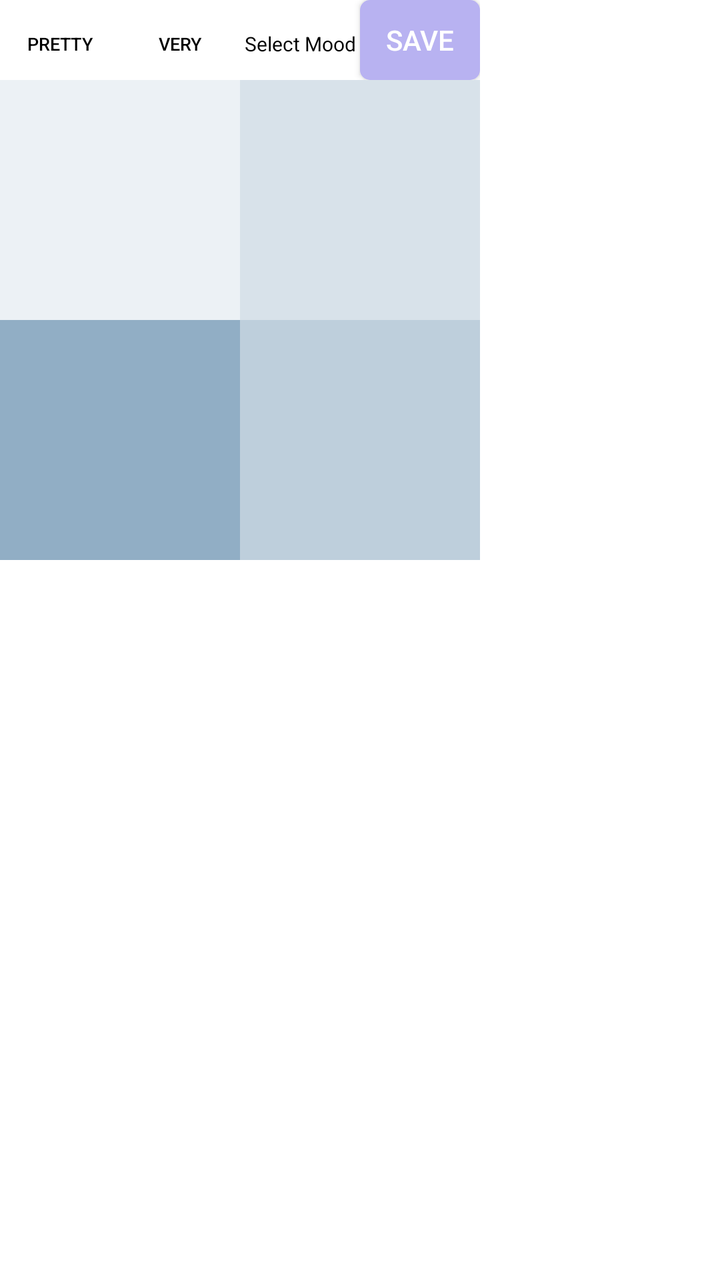
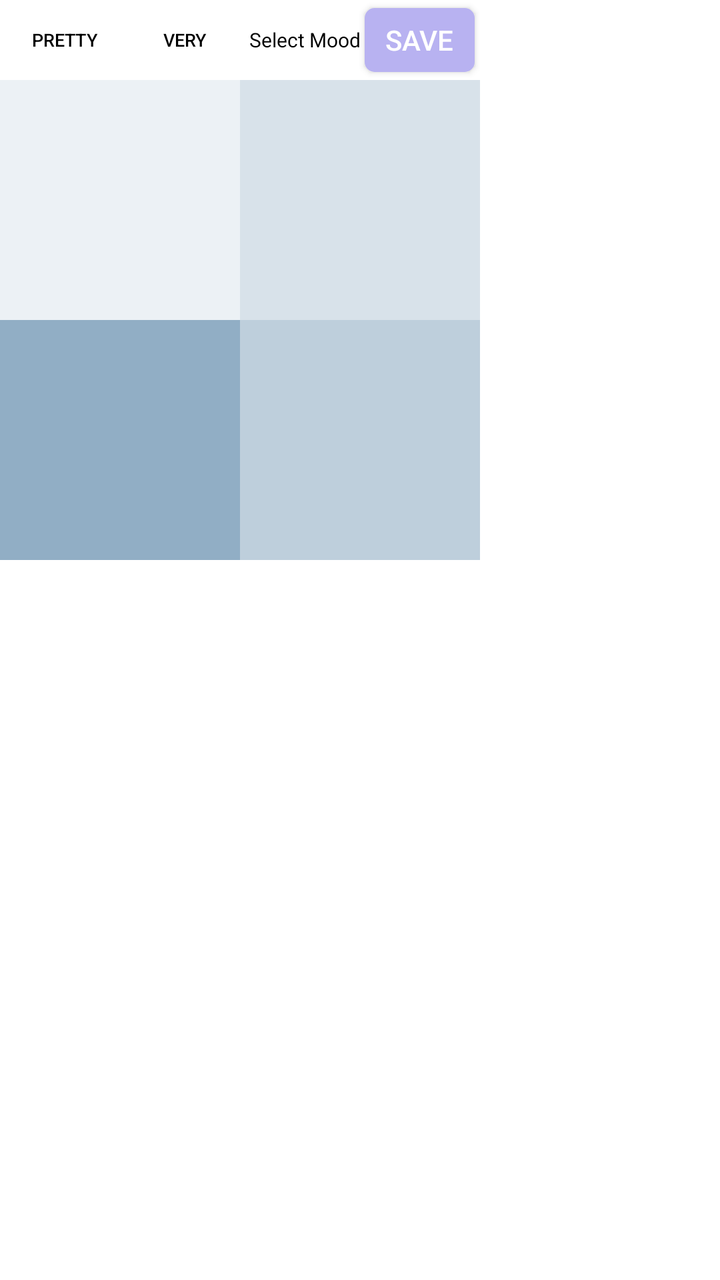

Screens rendered from an Android XML layout before and after an edit, with the pre-edit source and the edit as a unified diff.
<!-- AndroidManifest.xml: application theme AppTheme -->
<!-- res/layout/mood_input_widget.xml -->
<LinearLayout xmlns:android="http://schemas.android.com/apk/res/android"
    android:layout_width="wrap_content"
    android:layout_height="wrap_content"
	android:orientation="vertical"
    android:background="#FFFFFF">

	<LinearLayout
		android:layout_width="@dimen/widget_min_width"
		android:layout_height="@dimen/widget_button_height"
		android:orientation="horizontal">
		<Button
			android:id="@+id/pretty_button_id"
			android:layout_height="@dimen/widget_button_height"
			android:layout_width="@dimen/widget_button_width"
			android:textColor="@color/black"
			android:textSize="9sp"
			android:background="@color/white"
			android:stateListAnimator="@null"
			android:text="Pretty" />
		<Button
			android:id="@+id/very_button_id"
			android:layout_height="@dimen/widget_button_height"
			android:layout_width="@dimen/widget_button_width"
			android:textColor="@color/black"
			android:textSize="9sp"
			android:background="@color/white"
			android:stateListAnimator="@null"
			android:text="Very" />
		<TextView
			android:id="@+id/mood_name_text_view_id"
			android:layout_height="@dimen/widget_button_height"
			android:layout_width="@dimen/widget_button_width"
			android:textColor="@color/black"
			android:gravity="center_horizontal|center_vertical"
			android:textSize="9sp"
			android:autoSizeTextType="uniform"
			android:autoSizeMinTextSize="6sp"
			android:autoSizeMaxTextSize="10sp"
			android:text="@string/mood_name_default" />
		<Button
			android:id="@+id/save_button_id"
			android:layout_height="wrap_content"
			android:layout_width="wrap_content"
			android:textColor="@color/white"
			android:background="@drawable/round_corner_button"
			android:foreground="?android:attr/selectableItemBackground"
			android:text="SAVE" />
	</LinearLayout>
	<GridLayout
		android:layout_width="@dimen/widget_min_width"
		android:layout_height="wrap_content"
		android:columnCount="4">

		<Button
			android:id="@+id/button_1_id"
			android:layout_height="@dimen/widget_button_height"
			android:layout_width="@dimen/widget_button_width"
			android:textColor="#C3D3DF"
			android:background="#C3D3DF"
			android:stateListAnimator="@null"
			android:foreground="?android:attr/selectableItemBackground"
			android:alpha="0.3"
			android:text="" />
		<Button
			android:id="@+id/button_2_id"
			android:layout_height="@dimen/widget_button_height"
			android:layout_width="@dimen/widget_button_width"
			android:textColor="#C3D3DF"
			android:background="#C3D3DF"
			android:stateListAnimator="@null"
			android:foreground="?android:attr/selectableItemBackground"
			android:alpha="0.3"
			android:text="" />
		<Button
			android:id="@+id/button_3_id"
			android:layout_height="@dimen/widget_button_height"
			android:layout_width="@dimen/widget_button_width"
			android:textColor="#B2C6D6"
			android:background="#B2C6D6"
			android:stateListAnimator="@null"
			android:foreground="?android:attr/selectableItemBackground"
			android:alpha="0.5"
			android:text="" />
		<Button
			android:id="@+id/button_4_id"
			android:layout_height="@dimen/widget_button_height"
			android:layout_width="@dimen/widget_button_width"
			android:textColor="#B2C6D6"
			android:background="#B2C6D6"
			android:stateListAnimator="@null"
			android:foreground="?android:attr/selectableItemBackground"
			android:alpha="0.5"
			android:text="" />
		<Button
			android:id="@+id/button_5_id"
			android:layout_height="@dimen/widget_button_height"
			android:layout_width="@dimen/widget_button_width"
			android:textColor="#C3D3DF"
			android:background="#C3D3DF"
			android:stateListAnimator="@null"
			android:foreground="?android:attr/selectableItemBackground"
			android:alpha="0.3"
			android:text="" />
		<Button
			android:id="@+id/button_6_id"
			android:layout_height="@dimen/widget_button_height"
			android:layout_width="@dimen/widget_button_width"
			android:textColor="#C3D3DF"
			android:background="#C3D3DF"
			android:stateListAnimator="@null"
			android:foreground="?android:attr/selectableItemBackground"
			android:alpha="0.3"
			android:text="" />
		<Button
			android:id="@+id/button_7_id"
			android:layout_height="@dimen/widget_button_height"
			android:layout_width="@dimen/widget_button_width"
			android:textColor="#B2C6D6"
			android:background="#B2C6D6"
			android:stateListAnimator="@null"
			android:foreground="?android:attr/selectableItemBackground"
			android:alpha="0.5"
			android:text="" />
		<Button
			android:id="@+id/button_8_id"
			android:layout_height="@dimen/widget_button_height"
			android:layout_width="@dimen/widget_button_width"
			android:textColor="#B2C6D6"
			android:background="#B2C6D6"
			android:stateListAnimator="@null"
			android:foreground="?android:attr/selectableItemBackground"
			android:alpha="0.5"
			android:text="" />
		<Button
			android:id="@+id/button_9_id"
			android:layout_height="@dimen/widget_button_height"
			android:layout_width="@dimen/widget_button_width"
			android:textColor="#C3D3DF"
			android:background="#C3D3DF"
			android:stateListAnimator="@null"
			android:foreground="?android:attr/selectableItemBackground"
			android:alpha="0.3"
			android:text="" />
		<Button
			android:id="@+id/button_10_id"
			android:layout_height="@dimen/widget_button_height"
			android:layout_width="@dimen/widget_button_width"
			android:textColor="#C3D3DF"
			android:background="#C3D3DF"
			android:stateListAnimator="@null"
			android:foreground="?android:attr/selectableItemBackground"
			android:alpha="0.3"
			android:text="" />
		<Button
			android:id="@+id/button_11_id"
			android:layout_height="@dimen/widget_button_height"
			android:layout_width="@dimen/widget_button_width"
			android:textColor="#B2C6D6"
			android:background="#B2C6D6"
			android:stateListAnimator="@null"
			android:foreground="?android:attr/selectableItemBackground"
			android:alpha="0.5"
			android:text="" />
		<Button
			android:id="@+id/button_12_id"
			android:layout_height="@dimen/widget_button_height"
			android:layout_width="@dimen/widget_button_width"
			android:textColor="#B2C6D6"
			android:background="#B2C6D6"
			android:stateListAnimator="@null"
			android:foreground="?android:attr/selectableItemBackground"
			android:alpha="0.5"
			android:text="" />
		<Button
			android:id="@+id/button_13_id"
			android:layout_height="@dimen/widget_button_height"
			android:layout_width="@dimen/widget_button_width"
			android:textColor="#91AEC5"
			android:background="#91AEC5"
			android:stateListAnimator="@null"
			android:foreground="?android:attr/selectableItemBackground"
			android:text="" />
		<Button
			android:id="@+id/button_14_id"
			android:layout_height="@dimen/widget_button_height"
			android:layout_width="@dimen/widget_button_width"
			android:textColor="#91AEC5"
			android:background="#91AEC5"
			android:stateListAnimator="@null"
			android:foreground="?android:attr/selectableItemBackground"
			android:text="" />
		<Button
			android:id="@+id/button_15_id"
			android:layout_height="@dimen/widget_button_height"
			android:layout_width="@dimen/widget_button_width"
			android:textColor="#A3BBCE"
			android:background="#A3BBCE"
			android:stateListAnimator="@null"
			android:foreground="?android:attr/selectableItemBackground"
			android:alpha="0.7"
			android:text="" />
		<Button
			android:id="@+id/button_16_id"
			android:layout_height="@dimen/widget_button_height"
			android:layout_width="@dimen/widget_button_width"
			android:textColor="#A3BBCE"
			android:background="#A3BBCE"
			android:stateListAnimator="@null"
			android:foreground="?android:attr/selectableItemBackground"
			android:alpha="0.7"
			android:text="" />
		<Button
			android:id="@+id/button_17_id"
			android:layout_height="@dimen/widget_button_height"
			android:layout_width="@dimen/widget_button_width"
			android:textColor="#91AEC5"
			android:background="#91AEC5"
			android:stateListAnimator="@null"
			android:foreground="?android:attr/selectableItemBackground"
			android:text="" />
		<Button
			android:id="@+id/button_18_id"
			android:layout_height="@dimen/widget_button_height"
			android:layout_width="@dimen/widget_button_width"
			android:textColor="#91AEC5"
			android:background="#91AEC5"
			android:stateListAnimator="@null"
			android:foreground="?android:attr/selectableItemBackground"
			android:text="" />
		<Button
			android:id="@+id/button_19_id"
			android:layout_height="@dimen/widget_button_height"
			android:layout_width="@dimen/widget_button_width"
			android:textColor="#A3BBCE"
			android:background="#A3BBCE"
			android:stateListAnimator="@null"
			android:foreground="?android:attr/selectableItemBackground"
			android:alpha="0.7"
			android:text="" />
		<Button
			android:id="@+id/button_20_id"
			android:layout_height="@dimen/widget_button_height"
			android:layout_width="@dimen/widget_button_width"
			android:textColor="#A3BBCE"
			android:background="#A3BBCE"
			android:stateListAnimator="@null"
			android:foreground="?android:attr/selectableItemBackground"
			android:alpha="0.7"
			android:text="" />
		<Button
			android:id="@+id/button_21_id"
			android:layout_height="@dimen/widget_button_height"
			android:layout_width="@dimen/widget_button_width"
			android:textColor="#91AEC5"
			android:background="#91AEC5"
			android:stateListAnimator="@null"
			android:foreground="?android:attr/selectableItemBackground"
			android:text="" />
		<Button
			android:id="@+id/button_22_id"
			android:layout_height="@dimen/widget_button_height"
			android:layout_width="@dimen/widget_button_width"
			android:textColor="#91AEC5"
			android:background="#91AEC5"
			android:stateListAnimator="@null"
			android:foreground="?android:attr/selectableItemBackground"
			android:text="" />
		<Button
			android:id="@+id/button_23_id"
			android:layout_height="@dimen/widget_button_height"
			android:layout_width="@dimen/widget_button_width"
			android:textColor="#A3BBCE"
			android:background="#A3BBCE"
			android:stateListAnimator="@null"
			android:alpha="0.7"
			android:text="" />
		<Button
			android:id="@+id/button_24_id"
			android:layout_height="@dimen/widget_button_height"
			android:layout_width="@dimen/widget_button_width"
			android:textColor="#A3BBCE"
			android:background="#A3BBCE"
			android:stateListAnimator="@null"
			android:alpha="0.7"
			android:text="" />
	</GridLayout>
</LinearLayout>
<!-- resources referenced by this layout -->
<resources>
  <color name="white">#FFF</color>
  <dimen name="widget_button_height">40dp</dimen>
  <dimen name="widget_button_width">60dp</dimen>
  <dimen name="widget_min_width">240dp</dimen>
  <!-- drawable round_corner_button (drawable) -->
  <?xml version="1.0" encoding="utf-8"?>
  <shape xmlns:android="http://schemas.android.com/apk/res/android">
      <corners android:radius="5dp" />
      <solid android:color="#B8B2F1" />
  </shape>
  <string name="mood_name_default">Select Mood</string>
  <style name="AppTheme" parent="Theme.AppCompat.Light.NoActionBar">
          
          <item name="android:textColor">#000000</item>
          <item name="android:statusBarColor">@color/splashscreen_bg</item>
      </style>
  <color name="splashscreen_bg">#1F232B</color>
</resources>

<!-- the commit's change to res/layout/mood_input_widget.xml (unified diff, before → after) -->
@@ -7,6 +7,7 @@
 	<LinearLayout
 		android:layout_width="@dimen/widget_min_width"
 		android:layout_height="@dimen/widget_button_height"
+		android:gravity="center"
 		android:orientation="horizontal">
 		<Button
 			android:id="@+id/pretty_button_id"
@@ -39,8 +40,8 @@
 			android:text="@string/mood_name_default" />
 		<Button
 			android:id="@+id/save_button_id"
-			android:layout_height="wrap_content"
-			android:layout_width="wrap_content"
+			android:layout_height="@dimen/widget_save_button_height"
+			android:layout_width="@dimen/widget_save_button_width"
 			android:textColor="@color/white"
 			android:background="@drawable/round_corner_button"
 			android:foreground="?android:attr/selectableItemBackground"
<!-- resource entries referenced after the edit -->
@@ -4,6 +4,8 @@
   <dimen name="widget_button_height">40dp</dimen>
   <dimen name="widget_button_width">60dp</dimen>
   <dimen name="widget_min_width">240dp</dimen>
+  <dimen name="widget_save_button_height">32dp</dimen>
+  <dimen name="widget_save_button_width">55dp</dimen>
   <!-- drawable round_corner_button (drawable) -->
   <?xml version="1.0" encoding="utf-8"?>
   <shape xmlns:android="http://schemas.android.com/apk/res/android">
